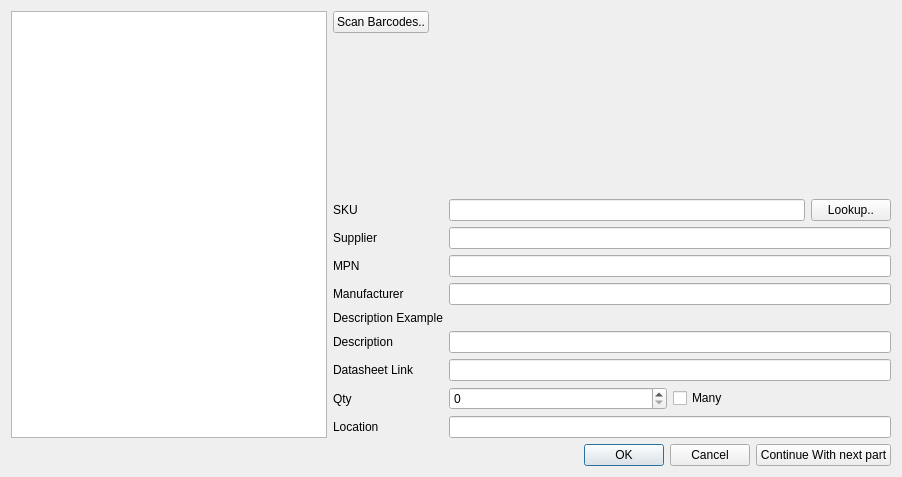
Qt form partcreationwindow.ui (ArnePhotonics/EpartStocker) before a commit.
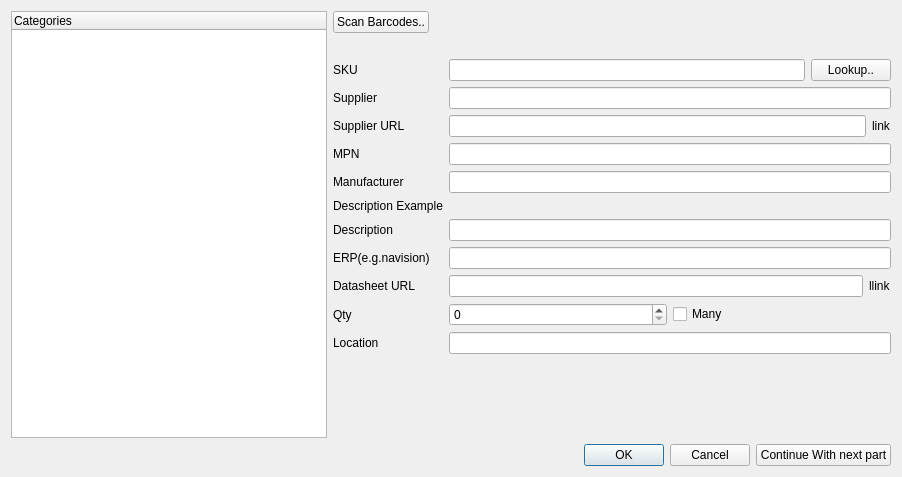
The same form after that commit.

Commit message: bilder, url, links, detail fenster, update funktion

Diff of the .ui file:
```diff
--- a/partcreationwindow.ui
+++ b/partcreationwindow.ui
@@ -14,70 +14,136 @@
    <string>Dialog</string>
   </property>
   <layout class="QGridLayout" name="gridLayout">
-   <item row="4" column="2">
-    <widget class="QDialogButtonBox" name="buttonBox">
-     <property name="orientation">
-      <enum>Qt::Horizontal</enum>
-     </property>
-     <property name="standardButtons">
-      <set>QDialogButtonBox::Cancel|QDialogButtonBox::Ok</set>
-     </property>
-    </widget>
-   </item>
-   <item row="0" column="1">
-    <widget class="QPushButton" name="pushButton">
-     <property name="text">
-      <string>Scan Barcodes..</string>
-     </property>
-    </widget>
-   </item>
-   <item row="0" column="0" rowspan="3">
-    <widget class="QTreeView" name="treeView"/>
-   </item>
-   <item row="4" column="3">
-    <widget class="QPushButton" name="continueWithNextPartButton">
-     <property name="text">
-      <string>Continue With next part</string>
-     </property>
-    </widget>
-   </item>
-   <item row="2" column="1" colspan="3">
+   <item row="1" column="1" colspan="3">
     <layout class="QFormLayout" name="formLayout">
-     <item row="3" column="0">
+     <item row="0" column="1">
+      <widget class="QLabel" name="imageLabel">
+       <property name="text">
+        <string/>
+       </property>
+      </widget>
+     </item>
+     <item row="1" column="0">
+      <widget class="QLabel" name="sKULabel">
+       <property name="text">
+        <string>SKU</string>
+       </property>
+      </widget>
+     </item>
+     <item row="1" column="1">
+      <layout class="QHBoxLayout" name="horizontalLayout_3">
+       <item>
+        <widget class="QLineEdit" name="sKULineEdit"/>
+       </item>
+       <item>
+        <widget class="QPushButton" name="lookupButton">
+         <property name="text">
+          <string>Lookup..</string>
+         </property>
+        </widget>
+       </item>
+      </layout>
+     </item>
+     <item row="2" column="0">
+      <widget class="QLabel" name="supplierLabel">
+       <property name="text">
+        <string>Supplier</string>
+       </property>
+      </widget>
+     </item>
+     <item row="2" column="1">
+      <widget class="QLineEdit" name="supplierLineEdit"/>
+     </item>
+     <item row="5" column="0">
+      <widget class="QLabel" name="supplierURLLabel">
+       <property name="text">
+        <string>Supplier URL</string>
+       </property>
+      </widget>
+     </item>
+     <item row="6" column="0">
       <widget class="QLabel" name="mPNLabel">
        <property name="text">
         <string>MPN</string>
        </property>
       </widget>
      </item>
-     <item row="3" column="1">
+     <item row="6" column="1">
       <widget class="QLineEdit" name="mPNLineEdit"/>
      </item>
-     <item row="4" column="0">
+     <item row="7" column="0">
       <widget class="QLabel" name="manufacturerLabel">
        <property name="text">
         <string>Manufacturer</string>
        </property>
       </widget>
      </item>
-     <item row="4" column="1">
+     <item row="7" column="1">
       <widget class="QLineEdit" name="manufacturerLineEdit"/>
      </item>
-     <item row="13" column="0">
-      <widget class="QLabel" name="lotLabel">
+     <item row="8" column="0">
+      <widget class="QLabel" name="label">
        <property name="text">
-        <string>Location</string>
+        <string>Description Example</string>
        </property>
       </widget>
      </item>
-     <item row="13" column="1">
-      <layout class="QHBoxLayout" name="horizontalLayout_2">
+     <item row="8" column="1">
+      <widget class="QLabel" name="exampleLable">
+       <property name="text">
+        <string/>
+       </property>
+      </widget>
+     </item>
+     <item row="9" column="0">
+      <widget class="QLabel" name="descriptionLabel">
+       <property name="text">
+        <string>Description</string>
+       </property>
+      </widget>
+     </item>
+     <item row="9" column="1">
+      <widget class="QLineEdit" name="descriptionLineEdit"/>
+     </item>
+     <item row="11" column="0">
+      <widget class="QLabel" name="eRPEGNavisionLabel">
+       <property name="text">
+        <string>ERP(e.g.navision)</string>
+       </property>
+      </widget>
+     </item>
+     <item row="11" column="1">
+      <widget class="QLineEdit" name="eRPLineEdit"/>
+     </item>
+     <item row="14" column="0">
+      <widget class="QLabel" name="datasheetURLLabel">
+       <property name="text">
+        <string>Datasheet URL</string>
+       </property>
+      </widget>
+     </item>
+     <item row="14" column="1">
+      <layout class="QHBoxLayout" name="horizontalLayout_4">
        <item>
-        <widget class="QLineEdit" name="locationLineEdit"/>
+        <widget class="QLineEdit" name="datasheetLinkLineEdit"/>
+       </item>
+       <item>
+        <widget class="QLabel" name="datasheetlinkLabel">
+         <property name="text">
+          <string>llink</string>
+         </property>
+        </widget>
        </item>
       </layout>
      </item>
-     <item row="12" column="1">
+     <item row="17" column="0">
+      <widget class="QLabel" name="qtyLabel">
+       <property name="text">
+        <string>Qty</string>
+       </property>
+      </widget>
+     </item>
+     <item row="17" column="1">
       <layout class="QHBoxLayout" name="horizontalLayout">
        <item>
         <widget class="QSpinBox" name="qtySpinBox"/>
@@ -91,87 +157,69 @@
        </item>
       </layout>
      </item>
-     <item row="12" column="0">
-      <widget class="QLabel" name="qtyLabel">
+     <item row="18" column="0">
+      <widget class="QLabel" name="lotLabel">
        <property name="text">
-        <string>Qty</string>
+        <string>Location</string>
        </property>
       </widget>
      </item>
-     <item row="9" column="0">
-      <widget class="QLabel" name="datasheetLinkLabel">
-       <property name="text">
-        <string>Datasheet Link</string>
-       </property>
-      </widget>
+     <item row="18" column="1">
+      <layout class="QHBoxLayout" name="horizontalLayout_2">
+       <item>
+        <widget class="QLineEdit" name="locationLineEdit"/>
+       </item>
+      </layout>
      </item>
-     <item row="9" column="1">
-      <widget class="QLineEdit" name="datasheetLinkLineEdit"/>
-     </item>
-     <item row="7" column="1">
-      <widget class="QLineEdit" name="descriptionLineEdit"/>
-     </item>
-     <item row="7" column="0">
-      <widget class="QLabel" name="descriptionLabel">
-       <property name="text">
-        <string>Description</string>
-       </property>
-      </widget>
-     </item>
-     <item row="6" column="0">
-      <widget class="QLabel" name="label">
-       <property name="text">
-        <string>Description Example</string>
-       </property>
-      </widget>
-     </item>
-     <item row="6" column="1">
-      <widget class="QLabel" name="exampleLable">
-       <property name="text">
-        <string/>
-       </property>
-      </widget>
-     </item>
-     <item row="2" column="1">
-      <widget class="QLineEdit" name="supplierLineEdit"/>
-     </item>
-     <item row="2" column="0">
-      <widget class="QLabel" name="supplierLabel">
-       <property name="text">
-        <string>Supplier</string>
-       </property>
-      </widget>
-     </item>
-     <item row="1" column="1">
-      <layout class="QHBoxLayout" name="horizontalLayout_3">
+     <item row="5" column="1">
+      <layout class="QHBoxLayout" name="horizontalLayout_5">
        <item>
-        <widget class="QLineEdit" name="sKULineEdit"/>
+        <widget class="QLineEdit" name="supplierLinkLineEdit"/>
        </item>
        <item>
-        <widget class="QPushButton" name="pushButton_2">
+        <widget class="QLabel" name="supplierlinkLinkLabel">
          <property name="text">
-          <string>Lookup..</string>
+          <string>link</string>
          </property>
         </widget>
        </item>
       </layout>
      </item>
-     <item row="1" column="0">
-      <widget class="QLabel" name="sKULabel">
-       <property name="text">
-        <string>SKU</string>
-       </property>
-      </widget>
-     </item>
-     <item row="0" column="1">
-      <widget class="QLabel" name="imageLabel">
-       <property name="text">
-        <string/>
-       </property>
-      </widget>
-     </item>
     </layout>
    </item>
+   <item row="3" column="2">
+    <widget class="QDialogButtonBox" name="buttonBox">
+     <property name="orientation">
+      <enum>Qt::Horizontal</enum>
+     </property>
+     <property name="standardButtons">
+      <set>QDialogButtonBox::Cancel|QDialogButtonBox::Ok</set>
+     </property>
+    </widget>
+   </item>
+   <item row="3" column="3">
+    <widget class="QPushButton" name="continueWithNextPartButton">
+     <property name="text">
+      <string>Continue With next part</string>
+     </property>
+    </widget>
+   </item>
+   <item row="0" column="1">
+    <widget class="QPushButton" name="scanbarcodeButton">
+     <property name="text">
+      <string>Scan Barcodes..</string>
+     </property>
+    </widget>
+   </item>
+   <item row="0" column="0" rowspan="2">
+    <widget class="QTreeWidget" name="treeWidget">
+     <column>
+      <property name="text">
+       <string>Categories</string>
+      </property>
+     </column>
+    </widget>
+   </item>
   </layout>
  </widget>
  <resources/>
```
The commit also changes 11 other files.
